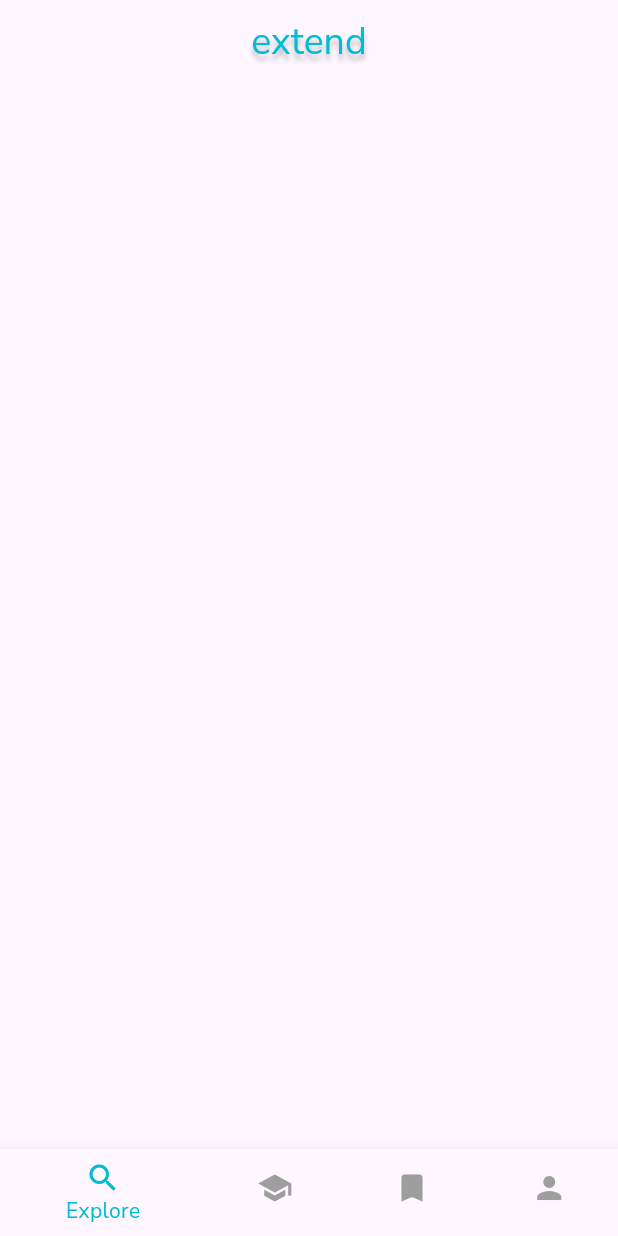
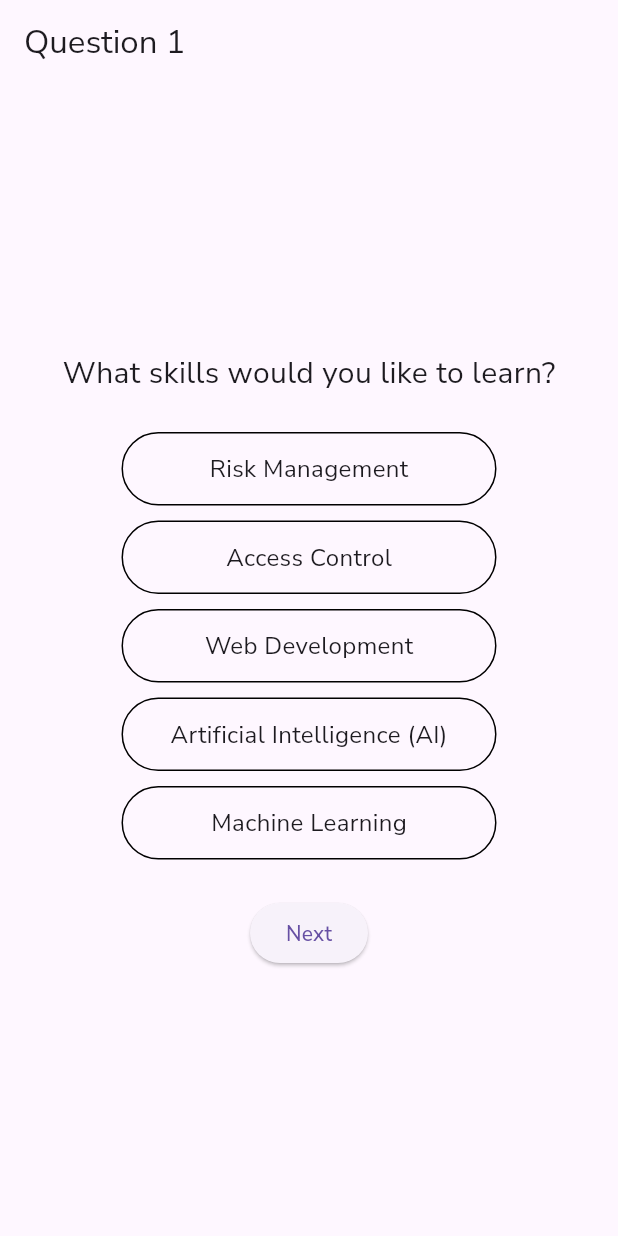
Before and after one commit to 015th/HCI-Project, a Flutter app: the screen it shows after launch, after a tap on "Sign in", on a phone screen of 412 x 824 dp. Run offline on Flutter 3.47's test engine with Material 3 defaults, Android fonts, the phone set to English and light mode, and no system bars.

Commit message:
3rd module

```diff
--- a/lib/main.dart
+++ b/lib/main.dart
@@ -2,6 +2,7 @@ import 'package:flutter/material.dart';
 import 'package:flutter_application_1/pages/login.dart';
 import 'package:flutter_application_1/pages/register.dart';
 import 'package:flutter_application_1/bottomNav.dart';
+import 'package:flutter_application_1/pages/question.dart';
 
 void main() {
   runApp(const MyApp());
@@ -20,6 +21,7 @@ class MyApp extends StatelessWidget {
         '/login': (context) => const LoginPage(),
         '/register': (context) => const RegisterScreen(),
         '/home': (context) => const NavigatorPage(),
+        '/question': (context) => QuestionScreen(),
       },
     );
   }
--- a/lib/pages/login.dart
+++ b/lib/pages/login.dart
@@ -1,5 +1,6 @@
 import 'package:flutter/material.dart';
 import 'package:flutter_application_1/bottomNav.dart';
+import 'package:flutter_application_1/pages/question.dart';
 
 class LoginPage extends StatefulWidget {
   const LoginPage({super.key});
@@ -115,7 +116,7 @@ class _LoginPageState extends State<LoginPage> {
             // LOGIN BUTTON
             ElevatedButton(
               onPressed: () {
-                Navigator.pushReplacementNamed(context, '/home');
+                Navigator.pushReplacementNamed(context, '/question');
               },
               child: const Text('Sign in'),
             ),
--- /dev/null
+++ b/lib/pages/question.dart
@@ -0,0 +1,77 @@
+import 'package:flutter/material.dart';
+import 'home.dart'; // Import the home screen
+import 'question2.dart'; // Import the second question screen
+
+class QuestionScreen extends StatefulWidget {
+  @override
+  _QuestionScreenState createState() => _QuestionScreenState();
+}
+
+class _QuestionScreenState extends State<QuestionScreen> {
+  List<String> selectedSkills = [];
+
+  void _toggleSelection(String skill) {
+    setState(() {
+      if (selectedSkills.contains(skill)) {
+        selectedSkills.remove(skill);
+      } else {
+        selectedSkills.add(skill);
+      }
+    });
+  }
+
+  void _nextQuestion() {
+    Navigator.push(
+      context,
+      MaterialPageRoute(
+        builder: (context) => SecondQuestionScreen(selectedSkills: selectedSkills),
+      ),
+    );
+  }
+
+  @override
+  Widget build(BuildContext context) {
+    List<String> skills = [
+      "Risk Management",
+      "Access Control",
+      "Web Development",
+      "Artificial Intelligence (AI)",
+      "Machine Learning"
+    ];
+
+    return Scaffold(
+      appBar: AppBar(title: Text("Question 1")),
+      body: Center(
+        child: Column(
+          mainAxisAlignment: MainAxisAlignment.center,
+          children: [
+            Text("What skills would you like to learn?", style: TextStyle(fontSize: 20)),
+            SizedBox(height: 20),
+            ...skills.map((skill) {
+              bool isSelected = selectedSkills.contains(skill);
+              return GestureDetector(
+                onTap: () => _toggleSelection(skill),
+                child: Container(
+                  margin: EdgeInsets.symmetric(vertical: 5),
+                  padding: EdgeInsets.all(12),
+                  width: 250,
+                  decoration: BoxDecoration(
+                    border: Border.all(color: isSelected ? Colors.cyan : Colors.black),
+                    borderRadius: BorderRadius.circular(30),
+                    color: isSelected ? Colors.cyan.withOpacity(0.2) : Colors.transparent,
+                  ),
+                  child: Center(child: Text(skill, style: TextStyle(fontSize: 16))),
+                ),
+              );
+            }).toList(),
+            SizedBox(height: 20),
+            ElevatedButton(
+              onPressed: _nextQuestion,
+              child: Text("Next"),
+            ),
+          ],
+        ),
+      ),
+    );
+  }
+}
```
Also changed, not shown: lib/pages/question2.dart (added, +61 -0 lines), lib/pages/question3.dart (added, +62 -0 lines).
